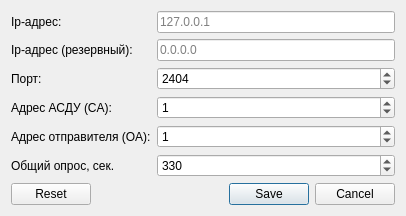
The window that SettingsDialog.ui (RADEON73/Iec104Client) describes before a commit, drawn with Qt 5.
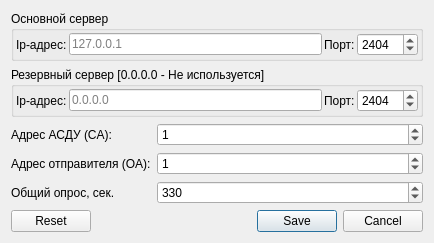
The same window after the commit.

Patch:
```diff
--- a/SettingsDialog.ui
+++ b/SettingsDialog.ui
@@ -9,8 +9,8 @@
    <rect>
     <x>0</x>
     <y>0</y>
-    <width>406</width>
-    <height>197</height>
+    <width>434</width>
+    <height>203</height>
    </rect>
   </property>
   <property name="focusPolicy">
@@ -20,106 +20,21 @@
    <string>Настройки подключения</string>
   </property>
   <layout class="QGridLayout" name="gridLayout">
-   <item row="0" column="0">
-    <widget class="QLabel" name="label_2">
-     <property name="text">
-      <string>Ip-адрес:</string>
-     </property>
-    </widget>
-   </item>
-   <item row="4" column="0">
-    <widget class="QLabel" name="label_4">
-     <property name="text">
-      <string>Адрес отправителя (OA):</string>
-     </property>
-    </widget>
-   </item>
-   <item row="5" column="1" colspan="2">
-    <widget class="QSpinBox" name="GIperiod">
-     <property name="maximum">
-      <number>600</number>
-     </property>
-     <property name="value">
-      <number>330</number>
-     </property>
-    </widget>
-   </item>
-   <item row="6" column="0" colspan="3">
+   <item row="7" column="0" colspan="3">
     <widget class="QDialogButtonBox" name="buttonBox">
      <property name="standardButtons">
       <set>QDialogButtonBox::Cancel|QDialogButtonBox::Reset|QDialogButtonBox::Save</set>
      </property>
     </widget>
    </item>
-   <item row="1" column="1" colspan="2">
-    <widget class="QLineEdit" name="IpAddressReserve">
-     <property name="text">
-      <string/>
-     </property>
-     <property name="placeholderText">
-      <string>0.0.0.0</string>
-     </property>
-    </widget>
-   </item>
-   <item row="5" column="0">
-    <widget class="QLabel" name="label_5">
-     <property name="text">
-      <string>Общий опрос, сек.</string>
-     </property>
-    </widget>
-   </item>
-   <item row="3" column="1" colspan="2">
-    <widget class="QSpinBox" name="CA">
-     <property name="maximum">
-      <number>65535</number>
-     </property>
-     <property name="value">
-      <number>1</number>
-     </property>
-    </widget>
-   </item>
-   <item row="3" column="0">
+   <item row="4" column="0">
     <widget class="QLabel" name="label_3">
      <property name="text">
       <string>Адрес АСДУ (CA):</string>
      </property>
     </widget>
    </item>
-   <item row="2" column="0">
-    <widget class="QLabel" name="label_9">
-     <property name="text">
-      <string>Порт:</string>
-     </property>
-    </widget>
-   </item>
-   <item row="2" column="1" colspan="2">
-    <widget class="QSpinBox" name="TcpPort">
-     <property name="maximum">
-      <number>65535</number>
-     </property>
-     <property name="value">
-      <number>2404</number>
-     </property>
-    </widget>
-   </item>
-   <item row="0" column="1" colspan="2">
-    <widget class="QLineEdit" name="IpAddress">
-     <property name="text">
-      <string/>
-     </property>
-     <property name="placeholderText">
-      <string>127.0.0.1</string>
-     </property>
-    </widget>
-   </item>
-   <item row="1" column="0">
-    <widget class="QLabel" name="label_11">
-     <property name="text">
-      <string>Ip-адрес (резервный):</string>
-     </property>
-    </widget>
-   </item>
-   <item row="4" column="1" colspan="2">
+   <item row="5" column="1" colspan="2">
     <widget class="QSpinBox" name="OA">
      <property name="maximum">
       <number>255</number>
@@ -129,6 +44,162 @@
      </property>
     </widget>
    </item>
+   <item row="2" column="0" colspan="3">
+    <widget class="QGroupBox" name="gb_reserveServer">
+     <property name="title">
+      <string>Резервный сервер [0.0.0.0 - Не используется]</string>
+     </property>
+     <property name="checkable">
+      <bool>false</bool>
+     </property>
+     <property name="checked">
+      <bool>false</bool>
+     </property>
+     <layout class="QGridLayout" name="gridLayout_2">
+      <property name="leftMargin">
+       <number>2</number>
+      </property>
+      <property name="topMargin">
+       <number>2</number>
+      </property>
+      <property name="rightMargin">
+       <number>2</number>
+      </property>
+      <property name="bottomMargin">
+       <number>2</number>
+      </property>
+      <property name="spacing">
+       <number>2</number>
+      </property>
+      <item row="0" column="3">
+       <widget class="QSpinBox" name="TcpPortReserve">
+        <property name="maximum">
+         <number>65535</number>
+        </property>
+        <property name="value">
+         <number>2404</number>
+        </property>
+       </widget>
+      </item>
+      <item row="0" column="0">
+       <widget class="QLabel" name="label_11">
+        <property name="text">
+         <string>Ip-адрес:</string>
+        </property>
+       </widget>
+      </item>
+      <item row="0" column="1">
+       <widget class="QLineEdit" name="IpAddressReserve">
+        <property name="text">
+         <string/>
+        </property>
+        <property name="placeholderText">
+         <string>0.0.0.0</string>
+        </property>
+       </widget>
+      </item>
+      <item row="0" column="2">
+       <widget class="QLabel" name="label_10">
+        <property name="text">
+         <string>Порт:</string>
+        </property>
+       </widget>
+      </item>
+     </layout>
+    </widget>
+   </item>
+   <item row="4" column="1" colspan="2">
+    <widget class="QSpinBox" name="CA">
+     <property name="maximum">
+      <number>65535</number>
+     </property>
+     <property name="value">
+      <number>1</number>
+     </property>
+    </widget>
+   </item>
+   <item row="6" column="0">
+    <widget class="QLabel" name="label_5">
+     <property name="text">
+      <string>Общий опрос, сек.</string>
+     </property>
+    </widget>
+   </item>
+   <item row="5" column="0">
+    <widget class="QLabel" name="label_4">
+     <property name="text">
+      <string>Адрес отправителя (OA):</string>
+     </property>
+    </widget>
+   </item>
+   <item row="6" column="1" colspan="2">
+    <widget class="QSpinBox" name="GIperiod">
+     <property name="maximum">
+      <number>600</number>
+     </property>
+     <property name="value">
+      <number>330</number>
+     </property>
+    </widget>
+   </item>
+   <item row="0" column="0" colspan="3">
+    <widget class="QGroupBox" name="gb_mainServer">
+     <property name="title">
+      <string>Основной сервер</string>
+     </property>
+     <layout class="QGridLayout" name="gridLayout_3">
+      <property name="leftMargin">
+       <number>2</number>
+      </property>
+      <property name="topMargin">
+       <number>2</number>
+      </property>
+      <property name="rightMargin">
+       <number>2</number>
+      </property>
+      <property name="bottomMargin">
+       <number>2</number>
+      </property>
+      <property name="spacing">
+       <number>2</number>
+      </property>
+      <item row="0" column="1">
+       <widget class="QLineEdit" name="IpAddress">
+        <property name="text">
+         <string/>
+        </property>
+        <property name="placeholderText">
+         <string>127.0.0.1</string>
+        </property>
+       </widget>
+      </item>
+      <item row="0" column="3">
+       <widget class="QSpinBox" name="TcpPort">
+        <property name="maximum">
+         <number>65535</number>
+        </property>
+        <property name="value">
+         <number>2404</number>
+        </property>
+       </widget>
+      </item>
+      <item row="0" column="0">
+       <widget class="QLabel" name="label_2">
+        <property name="text">
+         <string>Ip-адрес:</string>
+        </property>
+       </widget>
+      </item>
+      <item row="0" column="2">
+       <widget class="QLabel" name="label_9">
+        <property name="text">
+         <string>Порт:</string>
+        </property>
+       </widget>
+      </item>
+     </layout>
+    </widget>
+   </item>
   </layout>
  </widget>
  <layoutdefault spacing="6" margin="11"/>
```
